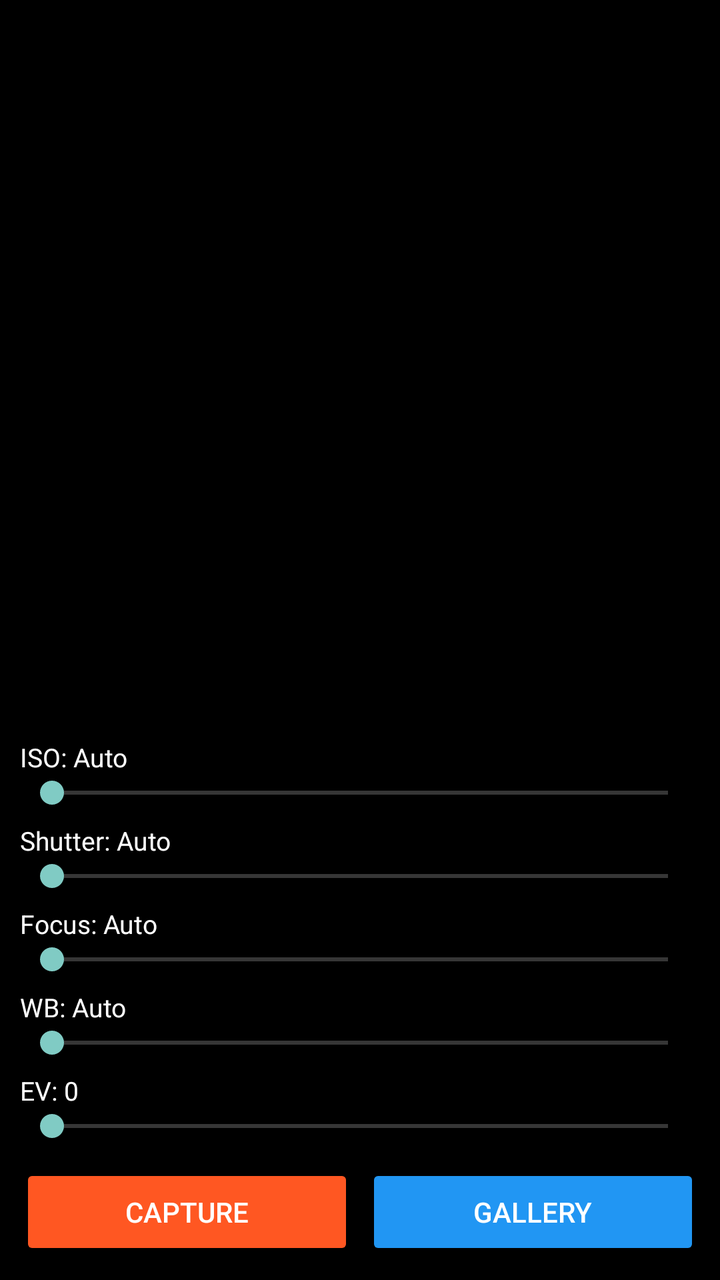
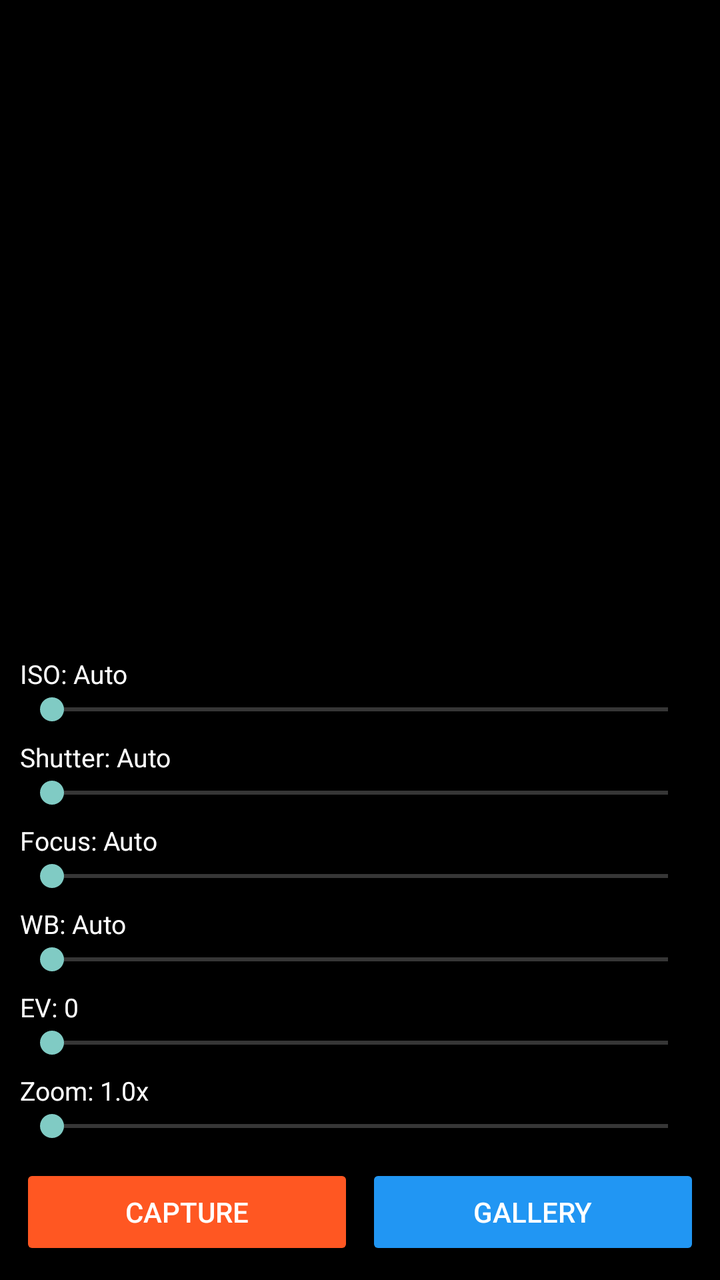

Compare the two renders of this Android layout. The source of the first and the diff that turns it into the second are given below.
<!-- AndroidManifest.xml: activity theme Theme.AppCompat.NoActionBar -->
<!-- res/layout/activity_main.xml -->
<?xml version="1.0" encoding="utf-8"?>
<androidx.constraintlayout.widget.ConstraintLayout 
    xmlns:android="http://schemas.android.com/apk/res/android"
    xmlns:app="http://schemas.android.com/apk/res-auto"
    android:layout_width="match_parent"
    android:layout_height="match_parent"
    android:background="#000000">

    <TextureView
        android:id="@+id/textureView"
        android:layout_width="0dp"
        android:layout_height="0dp"
        app:layout_constraintTop_toTopOf="parent"
        app:layout_constraintBottom_toTopOf="@+id/controlsLayout"
        app:layout_constraintStart_toStartOf="parent"
        app:layout_constraintEnd_toEndOf="parent" />

    <LinearLayout
        android:id="@+id/controlsLayout"
        android:layout_width="match_parent"
        android:layout_height="wrap_content"
        android:orientation="vertical"
        android:padding="10dp"
        android:background="#CC000000"
        app:layout_constraintBottom_toBottomOf="parent">

        
        <TextView
            android:id="@+id/isoLabel"
            android:layout_width="wrap_content"
            android:layout_height="wrap_content"
            android:text="ISO: Auto"
            android:textColor="#FFFFFF"
            android:textSize="13sp" />
        <SeekBar
            android:id="@+id/isoSeekBar"
            android:layout_width="match_parent"
            android:layout_height="wrap_content"
            android:max="100" />

        
        <TextView
            android:id="@+id/shutterLabel"
            android:layout_width="wrap_content"
            android:layout_height="wrap_content"
            android:text="Shutter: Auto"
            android:textColor="#FFFFFF"
            android:textSize="13sp"
            android:layout_marginTop="6dp" />
        <SeekBar
            android:id="@+id/shutterSeekBar"
            android:layout_width="match_parent"
            android:layout_height="wrap_content"
            android:max="100" />

        
        <TextView
            android:id="@+id/focusLabel"
            android:layout_width="wrap_content"
            android:layout_height="wrap_content"
            android:text="Focus: Auto"
            android:textColor="#FFFFFF"
            android:textSize="13sp"
            android:layout_marginTop="6dp" />
        <SeekBar
            android:id="@+id/focusSeekBar"
            android:layout_width="match_parent"
            android:layout_height="wrap_content"
            android:max="100" />

        
        <TextView
            android:id="@+id/wbLabel"
            android:layout_width="wrap_content"
            android:layout_height="wrap_content"
            android:text="WB: Auto"
            android:textColor="#FFFFFF"
            android:textSize="13sp"
            android:layout_marginTop="6dp" />
        <SeekBar
            android:id="@+id/wbSeekBar"
            android:layout_width="match_parent"
            android:layout_height="wrap_content"
            android:max="6" />

        
        <TextView
            android:id="@+id/evLabel"
            android:layout_width="wrap_content"
            android:layout_height="wrap_content"
            android:text="EV: 0"
            android:textColor="#FFFFFF"
            android:textSize="13sp"
            android:layout_marginTop="6dp" />
        <SeekBar
            android:id="@+id/evSeekBar"
            android:layout_width="match_parent"
            android:layout_height="wrap_content"
            android:max="48" />

        
        <LinearLayout
            android:layout_width="match_parent"
            android:layout_height="wrap_content"
            android:orientation="horizontal"
            android:layout_marginTop="10dp">

            <Button
                android:id="@+id/captureButton"
                android:layout_width="0dp"
                android:layout_height="wrap_content"
                android:layout_weight="1"
                android:text="CAPTURE"
                android:backgroundTint="#FF5722"
                android:textColor="#FFFFFF"
                android:layout_marginEnd="6dp" />

            <Button
                android:id="@+id/galleryButton"
                android:layout_width="0dp"
                android:layout_height="wrap_content"
                android:layout_weight="1"
                android:text="GALLERY"
                android:backgroundTint="#2196F3"
                android:textColor="#FFFFFF" />
        </LinearLayout>

    </LinearLayout>

</androidx.constraintlayout.widget.ConstraintLayout>
<!-- resources referenced by this layout -->
<resources>

</resources>

<!-- the commit's change to res/layout/activity_main.xml (unified diff, before → after) -->
@@ -99,6 +99,21 @@
             android:max="48" />
 
         
+        <TextView
+            android:id="@+id/zoomLabel"
+            android:layout_width="wrap_content"
+            android:layout_height="wrap_content"
+            android:text="Zoom: 1.0x"
+            android:textColor="#FFFFFF"
+            android:textSize="13sp"
+            android:layout_marginTop="6dp" />
+        <SeekBar
+            android:id="@+id/zoomSeekBar"
+            android:layout_width="match_parent"
+            android:layout_height="wrap_content"
+            android:max="100" />
+
+        
         <LinearLayout
             android:layout_width="match_parent"
             android:layout_height="wrap_content"
